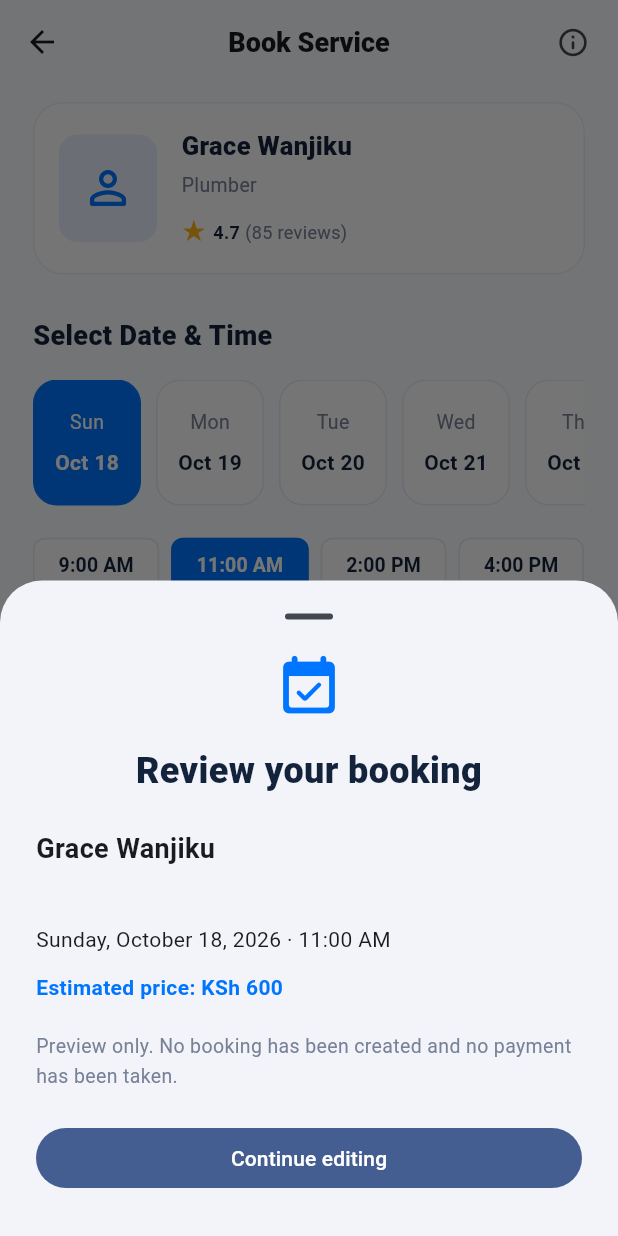
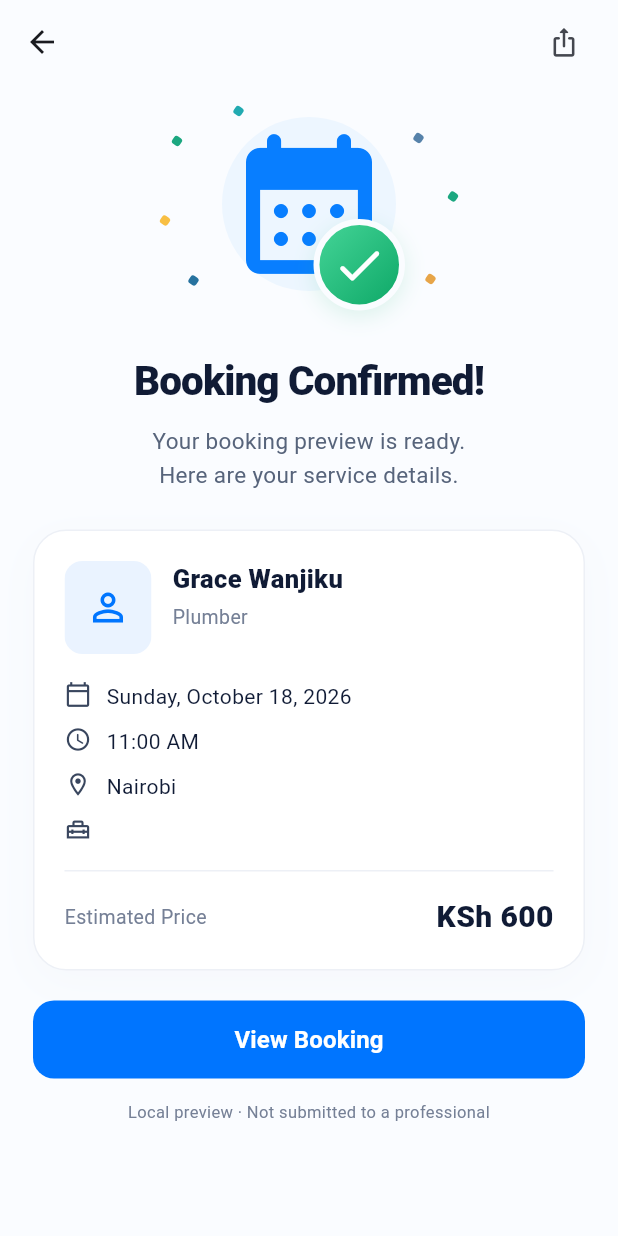
Before and after one commit to Amos-developer/stadifix, a Flutter app: the BookingScreen screen opened directly with sample values from the repository, after a tap on "Confirm Booking", on a phone screen of 412 x 824 dp. Run offline on Flutter 3.47's test engine with Material 3 defaults, Android fonts, the phone set to English and light mode, and no system bars.

Commit message:
Add booking confirmation screen with summary and detail preview

```diff
--- /dev/null
+++ b/stadifix-web/lib/features/booking/domain/models/booking_preview.dart
@@ -0,0 +1,19 @@
+import '../../../service_discovery/domain/models/professional.dart';
+
+class BookingPreview {
+  const BookingPreview({
+    required this.professional,
+    required this.date,
+    required this.time,
+    required this.service,
+    required this.notes,
+    required this.city,
+  });
+
+  final Professional professional;
+  final DateTime date;
+  final String time;
+  final String service;
+  final String notes;
+  final String city;
+}
--- /dev/null
+++ b/stadifix-web/lib/features/booking/presentation/screens/booking_confirmation_screen.dart
@@ -0,0 +1,354 @@
+import 'package:flutter/material.dart';
+import 'package:flutter/services.dart';
+
+import '../../domain/models/booking_preview.dart';
+
+class BookingConfirmationScreen extends StatelessWidget {
+  const BookingConfirmationScreen({super.key, required this.booking});
+
+  final BookingPreview booking;
+  static const _blue = Color(0xFF0075FF);
+  static const _ink = Color(0xFF101B35);
+  static const _muted = Color(0xFF758096);
+
+  Widget _row(IconData icon, String text) => Padding(
+    padding: const EdgeInsets.only(top: 10),
+    child: Row(
+      crossAxisAlignment: CrossAxisAlignment.start,
+      children: [
+        Icon(icon, size: 18, color: const Color(0xFF39465E)),
+        const SizedBox(width: 10),
+        Expanded(
+          child: Text(
+            text,
+            style: const TextStyle(fontSize: 14, color: _ink, height: 1.4),
+          ),
+        ),
+      ],
+    ),
+  );
+
+  Widget _summary(BuildContext context) => Container(
+    padding: const EdgeInsets.all(20),
+    decoration: BoxDecoration(
+      color: Colors.white,
+      borderRadius: BorderRadius.circular(22),
+      border: Border.all(color: const Color(0xFFEDF0F6)),
+      boxShadow: const [
+        BoxShadow(
+          color: Color(0x050F294F),
+          blurRadius: 24,
+          offset: Offset(0, 8),
+        ),
+      ],
+    ),
+    child: Column(
+      crossAxisAlignment: CrossAxisAlignment.stretch,
+      children: [
+        Row(
+          crossAxisAlignment: CrossAxisAlignment.start,
+          children: [
+            ClipRRect(
+              borderRadius: BorderRadius.circular(12),
+              child: SizedBox(
+                width: 58,
+                height: 62,
+                child: booking.professional.name == 'James Mwangi'
+                    ? Image.asset(
+                        'assets/images/home_professional.png',
+                        fit: BoxFit.cover,
+                        alignment: const Alignment(0.8, -0.6),
+                      )
+                    : const ColoredBox(
+                        color: Color(0xFFEAF3FF),
+                        child: Icon(
+                          Icons.person_outline,
+                          color: _blue,
+                          size: 30,
+                        ),
+                      ),
+              ),
+            ),
+            const SizedBox(width: 14),
+            Expanded(
+              child: Column(
+                crossAxisAlignment: CrossAxisAlignment.start,
+                children: [
+                  Text(
+                    booking.professional.name,
+                    style: const TextStyle(
+                      fontSize: 17,
+                      fontWeight: FontWeight.w800,
+                      color: _ink,
+                    ),
+                  ),
+                  const SizedBox(height: 4),
+                  Text(
+                    booking.professional.role,
+                    style: const TextStyle(fontSize: 13, color: _muted),
+                  ),
+                ],
+              ),
+            ),
+          ],
+        ),
+        const SizedBox(height: 8),
+        _row(
+          Icons.calendar_today_outlined,
+          MaterialLocalizations.of(context).formatFullDate(booking.date),
+        ),
+        _row(Icons.access_time_rounded, booking.time),
+        _row(Icons.location_on_outlined, booking.city),
+        _row(Icons.home_repair_service_outlined, booking.service),
+        const Padding(
+          padding: EdgeInsets.symmetric(vertical: 16),
+          child: Divider(height: 1, color: Color(0xFFEDF0F6)),
+        ),
+        Row(
+          children: [
+            const Expanded(
+              child: Text(
+                'Estimated Price',
+                style: TextStyle(fontSize: 13, color: _muted),
+              ),
+            ),
+            Text(
+              'KSh ${booking.professional.hourlyRate}',
+              style: const TextStyle(
+                fontSize: 20,
+                fontWeight: FontWeight.w800,
+                color: _ink,
+              ),
+            ),
+          ],
+        ),
+      ],
+    ),
+  );
+
+  void _viewBooking(BuildContext context) {
+    showModalBottomSheet<void>(
+      context: context,
+      showDragHandle: true,
+      isScrollControlled: true,
+      builder: (context) => SafeArea(
+        child: SingleChildScrollView(
+          padding: const EdgeInsets.fromLTRB(22, 0, 22, 28),
+          child: Column(
+            mainAxisSize: MainAxisSize.min,
+            crossAxisAlignment: CrossAxisAlignment.stretch,
+            children: [
+              const Text(
+                'Booking Details',
+                style: TextStyle(
+                  fontSize: 24,
+                  fontWeight: FontWeight.w800,
+                  color: _ink,
+                ),
+              ),
+              const SizedBox(height: 16),
+              _summary(context),
+              if (booking.notes.isNotEmpty) ...[
+                const SizedBox(height: 20),
+                const Text(
+                  'Service notes',
+                  style: TextStyle(fontWeight: FontWeight.w700),
+                ),
+                const SizedBox(height: 8),
+                Text(booking.notes),
+              ],
+              const SizedBox(height: 20),
+              const Text(
+                'Local preview only. No appointment has been submitted and no payment has been taken.',
+                style: TextStyle(fontSize: 12, color: _muted, height: 1.5),
+              ),
+              const SizedBox(height: 20),
+              FilledButton(
+                onPressed: () => Navigator.pop(context),
+                child: const Text('Done'),
+              ),
+            ],
+          ),
+        ),
+      ),
+    );
+  }
+
+  Future<void> _copy(BuildContext context) async {
+    final date = MaterialLocalizations.of(context).formatFullDate(booking.date);
+    await Clipboard.setData(
+      ClipboardData(
+        text:
+            'StadiFix booking preview\n${booking.professional.name} · ${booking.service}\n$date · ${booking.time}\n${booking.city}\nEstimated KSh ${booking.professional.hourlyRate}\nLocal preview only — no appointment has been submitted.',
+      ),
+    );
+    if (!context.mounted) return;
+    ScaffoldMessenger.of(context)
+        .showSnackBar(const SnackBar(content: Text('Booking details copied.')));
+  }
+
+  @override
+  Widget build(BuildContext context) => Scaffold(
+    backgroundColor: const Color(0xFFFAFCFF),
+    appBar: AppBar(
+      backgroundColor: const Color(0xFFFAFCFF),
+      surfaceTintColor: Colors.transparent,
+      actions: [
+        IconButton(
+          tooltip: 'Copy booking details',
+          onPressed: () => _copy(context),
+          icon: const Icon(Icons.ios_share_rounded, size: 21),
+        ),
+        const SizedBox(width: 12),
+      ],
+    ),
+    body: SafeArea(
+      top: false,
+      child: Center(
+        child: ConstrainedBox(
+          constraints: const BoxConstraints(maxWidth: 460),
+          child: ListView(
+            padding: const EdgeInsets.fromLTRB(22, 0, 22, 24),
+            children: [
+              const Center(
+                child: SizedBox(
+                  width: 230,
+                  height: 160,
+                  child: _SuccessArtwork(),
+                ),
+              ),
+              const SizedBox(height: 18),
+              const Text(
+                'Booking Confirmed!',
+                textAlign: TextAlign.center,
+                style: TextStyle(
+                  fontSize: 27,
+                  letterSpacing: -0.6,
+                  fontWeight: FontWeight.w800,
+                  color: _ink,
+                ),
+              ),
+              const SizedBox(height: 10),
+              const Text(
+                'Your booking preview is ready.\nHere are your service details.',
+                textAlign: TextAlign.center,
+                style: TextStyle(
+                  fontSize: 15,
+                  height: 1.5,
+                  color: Color(0xFF57647B),
+                ),
+              ),
+              const SizedBox(height: 24),
+              _summary(context),
+              const SizedBox(height: 20),
+              SizedBox(
+                height: 52,
+                child: FilledButton(
+                  onPressed: () => _viewBooking(context),
+                  style: FilledButton.styleFrom(
+                    backgroundColor: _blue,
+                    foregroundColor: Colors.white,
+                    shape: RoundedRectangleBorder(
+                      borderRadius: BorderRadius.circular(14),
+                    ),
+                  ),
+                  child: const Text(
+                    'View Booking',
+                    style: TextStyle(fontSize: 16, fontWeight: FontWeight.w600),
+                  ),
+                ),
+              ),
+              const SizedBox(height: 14),
+              const Text(
+                'Local preview · Not submitted to a professional',
+                textAlign: TextAlign.center,
+                style: TextStyle(fontSize: 11, color: _muted),
+              ),
+            ],
+          ),
+        ),
+      ),
+    ),
+  );
+}
+
+class _SuccessArtwork extends StatelessWidget {
+  const _SuccessArtwork();
+
+  @override
+  Widget build(BuildContext context) => Semantics(
+    label: 'Booking success calendar',
+    image: true,
+    child: Stack(
+      alignment: Alignment.center,
+      children: [
+        for (final dot in [
+          (x: 24.0, y: 35.0, color: Color(0xFF1BA780)),
+          (x: 65.0, y: 15.0, color: Color(0xFF21AAB1)),
+          (x: 185.0, y: 33.0, color: Color(0xFF5682AA)),
+          (x: 208.0, y: 72.0, color: Color(0xFF1BA780)),
+          (x: 16.0, y: 88.0, color: Color(0xFFF8BF43)),
+          (x: 35.0, y: 128.0, color: Color(0xFF26729F)),
+          (x: 193.0, y: 127.0, color: Color(0xFFE7A548)),
+        ])
+          Positioned(
+            left: dot.x,
+            top: dot.y,
+            child: Transform.rotate(
+              angle: 0.6,
+              child: Container(
+                width: 6,
+                height: 6,
+                decoration: BoxDecoration(
+                  color: dot.color,
+                  borderRadius: BorderRadius.circular(2),
+                ),
+              ),
+            ),
+          ),
+        Container(
+          width: 116,
+          height: 116,
+          decoration: const BoxDecoration(
+            shape: BoxShape.circle,
+            color: Color(0xFFEDF6FF),
+          ),
+        ),
+        const Icon(
+          Icons.calendar_month_rounded,
+          size: 112,
+          color: Color(0xFF087EFF),
+        ),
+        Positioned(
+          right: 51,
+          bottom: 9,
+          child: Container(
+            width: 61,
+            height: 61,
+            decoration: BoxDecoration(
+              shape: BoxShape.circle,
+              gradient: const LinearGradient(
+                colors: [Color(0xFF48D79A), Color(0xFF0AA564)],
+                begin: Alignment.topLeft,
+                end: Alignment.bottomRight,
+              ),
+              border: Border.all(color: const Color(0xFFFAFCFF), width: 4),
+              boxShadow: const [
+                BoxShadow(
+                  color: Color(0x2525B678),
+                  blurRadius: 12,
+                  offset: Offset(0, 4),
+                ),
+              ],
+            ),
+            child: const Icon(
+              Icons.check_rounded,
+              color: Colors.white,
+              size: 37,
+            ),
+          ),
+        ),
+      ],
+    ),
+  );
+}
--- a/stadifix-web/lib/features/booking/presentation/screens/booking_screen.dart
+++ b/stadifix-web/lib/features/booking/presentation/screens/booking_screen.dart
@@ -1,12 +1,20 @@
 import 'package:flutter/material.dart';
 
 import '../../../service_discovery/domain/models/professional.dart';
+import '../../domain/models/booking_preview.dart';
+import 'booking_confirmation_screen.dart';
 
 class BookingScreen extends StatefulWidget {
-  const BookingScreen({super.key, required this.professional, this.service});
+  const BookingScreen({
+    super.key,
+    required this.professional,
+    this.service,
+    this.city = 'Nairobi',
+  });
 
   final Professional professional;
   final String? service;
+  final String city;
 
   @override
   State<BookingScreen> createState() => _BookingScreenState();
@@ -64,66 +72,16 @@ class _BookingScreenState extends State<BookingScreen> {
 
   void _confirm() {
     FocusScope.of(context).unfocus();
-    final date = _dates[_selectedDate];
-    showModalBottomSheet<void>(
-      context: context,
-      showDragHandle: true,
-      isScrollControlled: true,
-      builder: (context) => SafeArea(
-        child: SingleChildScrollView(
-          padding: const EdgeInsets.fromLTRB(24, 0, 24, 28),
-          child: Column(
-            mainAxisSize: MainAxisSize.min,
-            crossAxisAlignment: CrossAxisAlignment.stretch,
-            children: [
-              const Icon(Icons.event_available_rounded, color: _blue, size: 46),
-              const SizedBox(height: 16),
-              const Text(
-                'Review your booking',
-                textAlign: TextAlign.center,
-                style: TextStyle(
-                  fontSize: 24,
-                  fontWeight: FontWeight.w800,
-                  color: _ink,
-                ),
-              ),
-              const SizedBox(height: 22),
-              Text(
-                widget.professional.name,
-                style: const TextStyle(
-                  fontSize: 18,
-                  fontWeight: FontWeight.w700,
-                ),
-              ),
-              const SizedBox(height: 8),
-              Text(widget.service ?? widget.professional.service),
-              const SizedBox(height: 8),
-              Text(
-                '${MaterialLocalizations.of(context).formatFullDate(date)} · ${_times[_selectedTime]}',
-              ),
-              const SizedBox(height: 12),
-              Text(
-                'Estimated price: KSh ${widget.professional.hourlyRate}',
-                style: const TextStyle(
-                  fontWeight: FontWeight.w700,
-                  color: _blue,
-                ),
-              ),
-              if (_details.text.trim().isNotEmpty) ...[
-                const SizedBox(height: 16),
-                Text(_details.text.trim()),
-              ],
-              const SizedBox(height: 20),
-              const Text(
-                'Preview only. No booking has been created and no payment has been taken.',
-                style: TextStyle(fontSize: 13, height: 1.5, color: _muted),
-              ),
-              const SizedBox(height: 20),
-              FilledButton(
-                onPressed: () => Navigator.pop(context),
-                child: const Text('Continue editing'),
-              ),
-            ],
+    Navigator.of(context).push(
+      MaterialPageRoute<void>(
+        builder: (_) => BookingConfirmationScreen(
+          booking: BookingPreview(
+            professional: widget.professional,
+            date: _dates[_selectedDate],
+            time: _times[_selectedTime],
+            service: widget.service ?? widget.professional.service,
+            notes: _details.text.trim(),
+            city: widget.city,
           ),
         ),
       ),
--- a/stadifix-web/lib/features/service_discovery/presentation/screens/provider_profile_screen.dart
+++ b/stadifix-web/lib/features/service_discovery/presentation/screens/provider_profile_screen.dart
@@ -35,6 +35,7 @@ class _ProviderProfileScreenState extends State<ProviderProfileScreen> {
           builder: (_) => BookingScreen(
             professional: widget.professional,
             service: _selectedService,
+            city: widget.city,
           ),
         ),
       );
```
Also changed, not shown: 2 other files.
